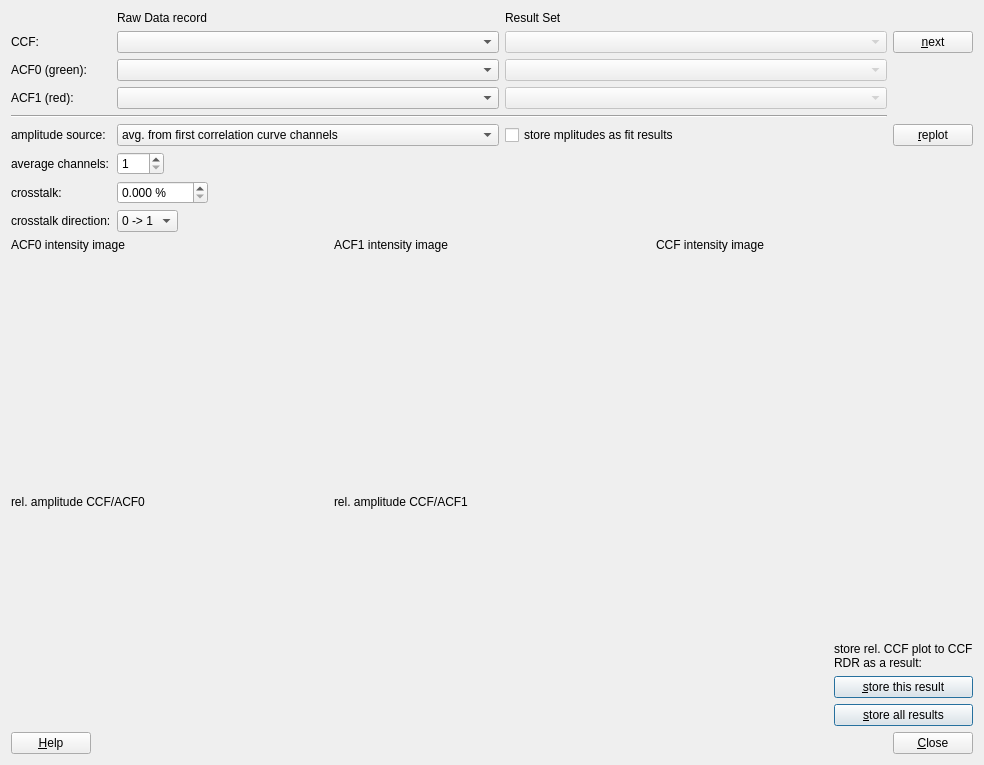
Old version of the form plugins/imfccsfit/qfimfccsrelativeccfcrosstalkdialog.ui in the repository jkriege2/QuickFit3.
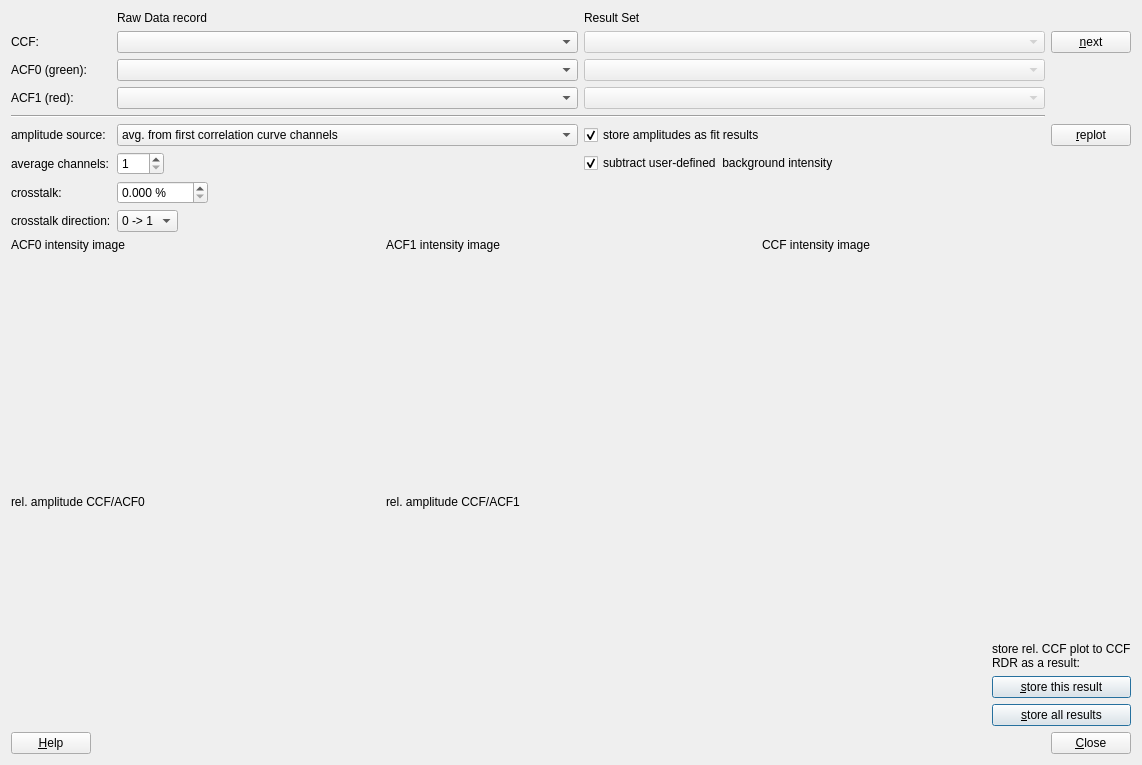
New version of the form. Icons and pictures are not drawn. Custom widgets are drawn as their Qt base class.

Commit message:
QuickFit3/imFCS:   - displays average and background intensity for the selected pixels in the parameter image tab (near the bottom in the controll list on the rhs)
QuickFit3/imFCCSfit:
  - the tool to calculate the crosstalk-corrected rel. FCCS amplitude now supports background-correction

QuickFit3/qfe_dataexportbasics:
  - bugfix: the plugin did not export the headers properly

What changed in the file:
```diff
--- a/plugins/imfccsfit/qfimfccsrelativeccfcrosstalkdialog.ui
+++ b/plugins/imfccsfit/qfimfccsrelativeccfcrosstalkdialog.ui
@@ -6,7 +6,7 @@
    <rect>
     <x>0</x>
     <y>0</y>
-    <width>984</width>
+    <width>1142</width>
     <height>765</height>
    </rect>
   </property>
@@ -292,7 +292,20 @@
      <item row="5" column="2">
       <widget class="QCheckBox" name="chkStoreAmplitudes">
        <property name="text">
-        <string>store mplitudes as fit results</string>
+        <string>store amplitudes as fit results</string>
+       </property>
+       <property name="checked">
+        <bool>true</bool>
+       </property>
+      </widget>
+     </item>
+     <item row="6" column="2">
+      <widget class="QCheckBox" name="chkBackground">
+       <property name="text">
+        <string>subtract user-defined  background intensity</string>
+       </property>
+       <property name="checked">
+        <bool>true</bool>
        </property>
       </widget>
      </item>
```
Left out of the diff: 11 changed lines with no effect on the pictures. The commit also changes 7 other files.
